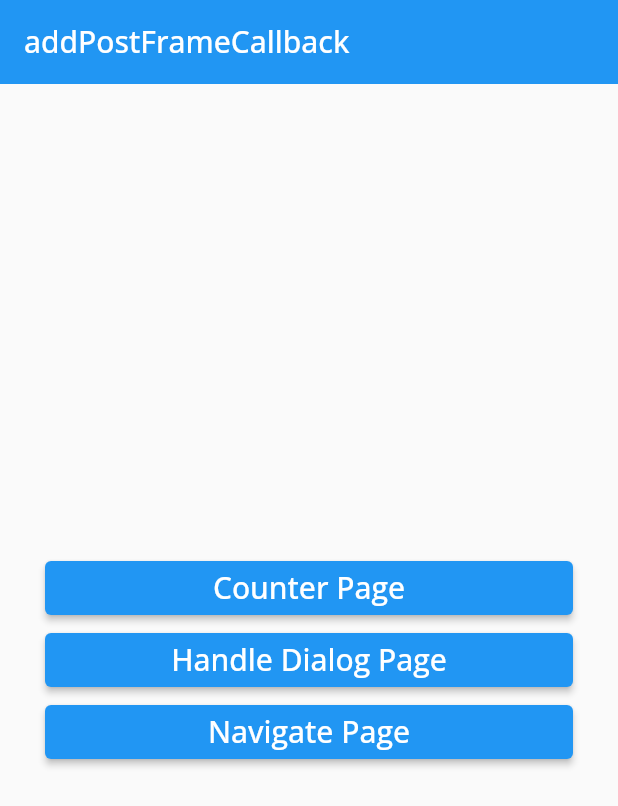
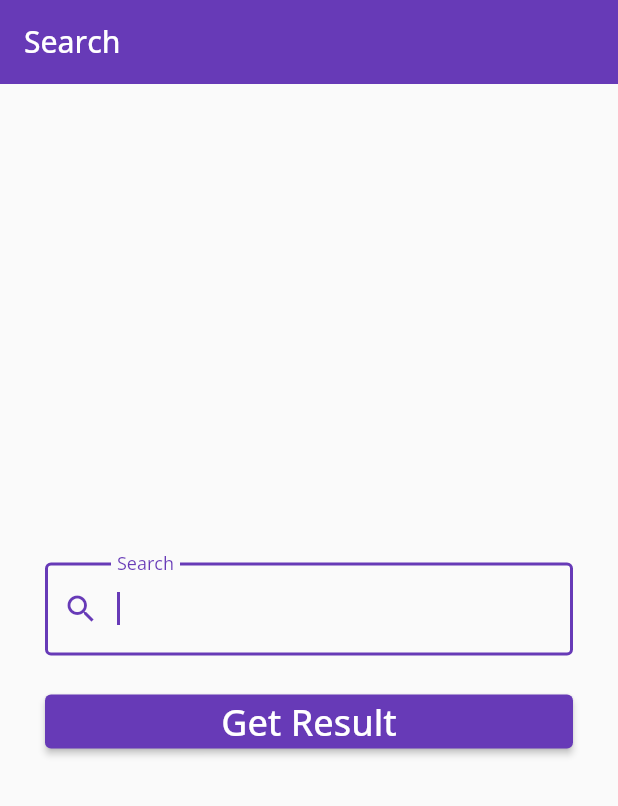
Before and after one commit to sarav-daya/learn-provider, a Flutter app: the screen it shows after launch, on a phone screen of 412 x 824 dp. Shown: the top 806 px of the screen. Run offline on Flutter 3.47's test engine with Material 2 defaults, Android fonts, the phone set to English and light mode, and no system bars; our stand-ins replace google_fonts.

```diff
--- a/lib/main.dart
+++ b/lib/main.dart
@@ -2,10 +2,7 @@ import 'package:flutter/material.dart';
 import 'package:flutter/services.dart';
 import 'package:google_fonts/google_fonts.dart';
 import 'package:provider/provider.dart';
-import 'package:provider_tutorials/pages/counter_page.dart';
-import 'package:provider_tutorials/pages/handle_dialog_page.dart';
-import 'package:provider_tutorials/pages/navigate_page.dart';
-import 'package:provider_tutorials/providers/counter.dart';
+import 'package:provider_tutorials/app_provider.dart';
 
 void main() {
   runApp(MyApp());
@@ -18,13 +15,13 @@ class MyApp extends StatelessWidget {
   Widget build(BuildContext context) {
     SystemChrome.setSystemUIOverlayStyle(
         SystemUiOverlayStyle(statusBarColor: Colors.transparent));
-    return ChangeNotifierProvider<Counter>(
-      create: (context) => Counter(),
+    return ChangeNotifierProvider<AppProvider>(
+      create: (context) => AppProvider(),
       child: MaterialApp(
-        title: 'addPostFrameCallback',
+        title: 'addListener of ChangeNotifier',
         debugShowCheckedModeBanner: false,
         theme: ThemeData(
-          primarySwatch: Colors.blue,
+          primarySwatch: Colors.deepPurple,
           textTheme: GoogleFonts.openSansTextTheme(Theme.of(context).textTheme),
         ),
         home: const HomePage(),
@@ -33,66 +30,67 @@ class MyApp extends StatelessWidget {
   }
 }
 
-class HomePage extends StatelessWidget {
+class HomePage extends StatefulWidget {
   const HomePage({Key? key}) : super(key: key);
+
+  @override
+  State<HomePage> createState() => _HomePageState();
+}
+
+class _HomePageState extends State<HomePage> {
+  final GlobalKey<FormState> formKey = GlobalKey<FormState>();
+  AutovalidateMode autovalidateMode = AutovalidateMode.disabled;
+
+  String? searchTerm;
+
+  void submit() {}
 
   @override
   Widget build(BuildContext context) {
     return Scaffold(
       appBar: AppBar(
-        title: Text('addPostFrameCallback'),
+        title: Text('Search'),
         elevation: 0.0,
       ),
       body: Scaffold(
         body: Center(
           child: Padding(
             padding: EdgeInsets.symmetric(horizontal: 30),
+            child: Form(
+              key: formKey,
+              autovalidateMode: autovalidateMode,
               child: ListView(
                 shrinkWrap: true,
                 children: [
-                ElevatedButton(
-                  onPressed: () {
-                    Navigator.push(
-                      context,
-                      MaterialPageRoute(
-                        builder: (context) => CounterPage(),
+                  TextFormField(
+                    autofocus: true,
+                    decoration: InputDecoration(
+                      border: OutlineInputBorder(),
+                      label: Text('Search'),
+                      prefixIcon: Icon(Icons.search),
                     ),
-                    );
+                    validator: (String? value) {
+                      if (value == null || value.trim().isEmpty) {
+                        return 'Search term required';
+                      }
+                      return null;
                     },
-                  child: Text(
-                    'Counter Page',
-                    style: TextStyle(fontSize: 20.0),
+                    onSaved: (String? value) {
+                      searchTerm = value;
+                    },
                   ),
+                  const SizedBox(
+                    height: 20,
                   ),
                   ElevatedButton(
-                  onPressed: () {
-                    Navigator.push(
-                      context,
-                      MaterialPageRoute(
-                        builder: (context) => HandleDialogPage(),
+                    onPressed: submit,
+                    child: Text(
+                      'Get Result',
+                      style: TextStyle(fontSize: 24.0),
                     ),
-                    );
-                  },
-                  child: Text(
-                    'Handle Dialog Page',
-                    style: TextStyle(fontSize: 20.0),
+                  )
+                ],
               ),
-                ),
-                ElevatedButton(
-                  onPressed: () {
-                    Navigator.push(
-                      context,
-                      MaterialPageRoute(
-                        builder: (context) => NavigatePage(),
-                      ),
-                    );
-                  },
-                  child: Text(
-                    'Navigate Page',
-                    style: TextStyle(fontSize: 20.0),
-                  ),
-                ),
-              ],
             ),
           ),
         ),
--- a/lib/pages/counter_page.dart
+++ /dev/null
@@ -1,63 +0,0 @@
-import 'package:flutter/material.dart';
-import 'package:provider/src/provider.dart';
-import 'package:provider_tutorials/providers/counter.dart';
-
-class CounterPage extends StatefulWidget {
-  const CounterPage({Key? key}) : super(key: key);
-
-  @override
-  State<CounterPage> createState() => _CounterPageState();
-}
-
-class _CounterPageState extends State<CounterPage> {
-  int myCounter = 0;
-
-  @override
-  void initState() {
-    super.initState();
-
-    // ? Method 1 (Prefered way of doing)
-
-    // WidgetsBinding.instance!.addPostFrameCallback(
-    //   (timeStamp) {
-    //     context.read<Counter>().increment();
-    //     myCounter = context.read<Counter>().counter + 10;
-    //   },
-    // );
-
-    // ! Method 2
-    // Future.delayed(
-    //   Duration(seconds: 0),
-    //   () {
-    //     context.read<Counter>().increment();
-    //     myCounter = context.read<Counter>().counter + 10;
-    //   },
-    // );
-
-    // ! Method 3
-    Future.microtask(() {
-      context.read<Counter>().increment();
-      myCounter = context.read<Counter>().counter + 10;
-    });
-  }
-
-  @override
-  Widget build(BuildContext context) {
-    return Scaffold(
-      appBar: AppBar(
-        title: Text('Counter'),
-        elevation: 0.0,
-      ),
-      body: Center(
-        child: Text(
-          'counter: ${context.watch<Counter>().counter}\nMyCounter: $myCounter',
-          style: TextStyle(fontSize: 40.0),
-        ),
-      ),
-      floatingActionButton: FloatingActionButton(
-        child: Icon(Icons.add),
-        onPressed: context.read<Counter>().increment,
-      ),
-    );
-  }
-}
--- a/lib/providers/counter.dart
+++ /dev/null
@@ -1,10 +0,0 @@
-import 'package:flutter/foundation.dart';
-
-class Counter with ChangeNotifier {
-  int counter = 0;
-
-  void increment() {
-    counter++;
-    notifyListeners();
-  }
-}
```
Also changed, not shown: lib/app_provider.dart (added, +10 -0 lines), lib/pages/handle_dialog_page.dart (deleted, +0 -91 lines), lib/pages/navigate_page.dart (deleted, +0 -45 lines), lib/success_page.dart (added, +21 -0 lines). Lines whose indentation alone changed are shown as unchanged.
